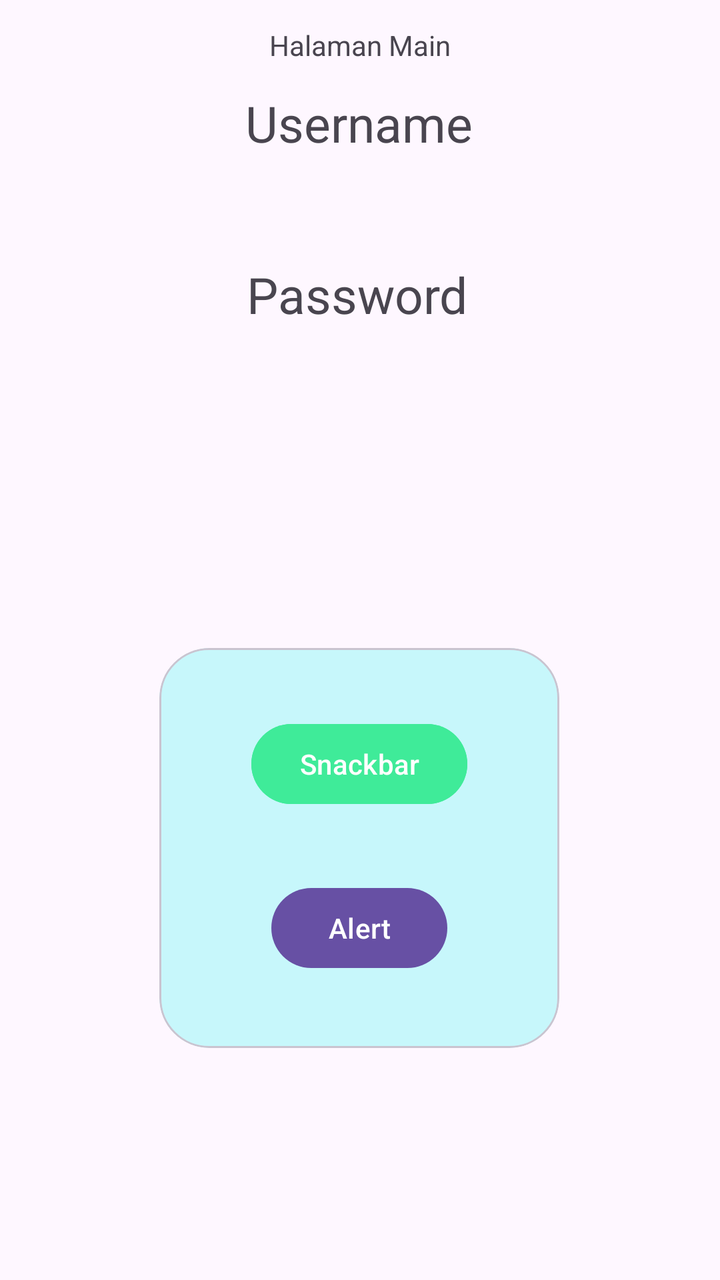
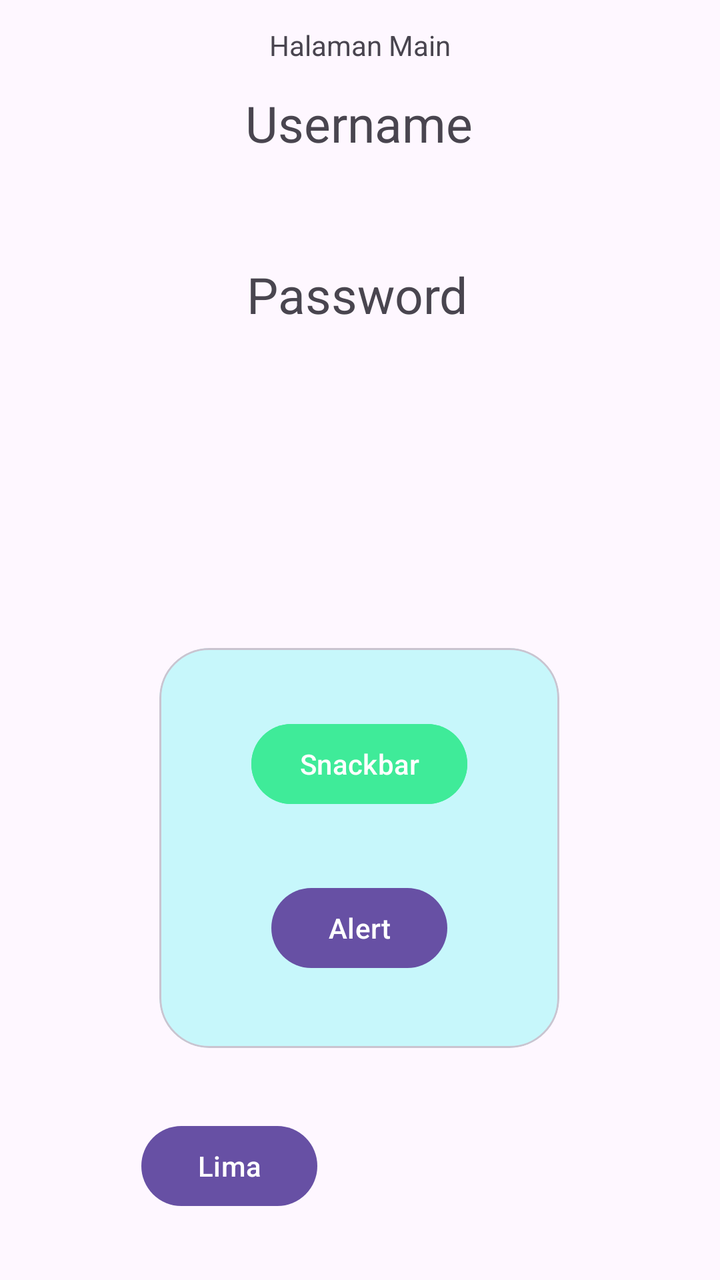

Before-and-after screenshots of an Android layout around one commit, followed by the original layout XML and the change that was made.
<!-- AndroidManifest.xml: application theme Theme.MikhailMuhammadRizq -->
<!-- res/layout/activity_main.xml -->
<?xml version="1.0" encoding="utf-8"?>
<androidx.constraintlayout.widget.ConstraintLayout xmlns:android="http://schemas.android.com/apk/res/android"
    xmlns:app="http://schemas.android.com/apk/res-auto"
    xmlns:tools="http://schemas.android.com/tools"
    android:id="@+id/main"
    android:layout_width="match_parent"
    android:layout_height="match_parent"
    tools:context=".MainActivity">

    <TextView
        android:id="@+id/txtUsername"
        android:layout_width="wrap_content"
        android:layout_height="wrap_content"
        android:layout_marginBottom="52dp"
        android:text="Username"
        android:textSize="25dp"
        app:layout_constraintBottom_toTopOf="@+id/txtPassword"
        app:layout_constraintEnd_toEndOf="parent"
        app:layout_constraintHorizontal_bias="0.498"
        app:layout_constraintStart_toStartOf="parent"
        app:layout_constraintVertical_bias="1.0" />

    <TextView
        android:id="@+id/txtPassword"
        android:layout_width="wrap_content"
        android:layout_height="wrap_content"
        android:layout_marginBottom="160dp"
        android:text="Password"
        android:textSize="25dp"
        app:layout_constraintBottom_toTopOf="@+id/materialCardView"
        app:layout_constraintEnd_toEndOf="parent"
        app:layout_constraintHorizontal_bias="0.494"
        app:layout_constraintStart_toStartOf="parent" />

    <com.google.android.material.card.MaterialCardView
        android:id="@+id/materialCardView"
        android:layout_width="200dp"
        android:layout_height="200dp"
        android:layout_marginBottom="116dp"
        app:layout_constraintBottom_toBottomOf="parent"
        app:layout_constraintEnd_toEndOf="parent"
        app:layout_constraintHorizontal_bias="0.497"
        app:layout_constraintStart_toStartOf="parent"
        app:cardCornerRadius="25dp"
        app:cardBackgroundColor="#C7F7FB"
        >

        <androidx.constraintlayout.widget.ConstraintLayout
            android:layout_width="match_parent"
            android:layout_height="match_parent">

            <Button
                android:id="@+id/btnSnackbar"
                android:layout_width="wrap_content"
                android:layout_height="wrap_content"
                android:text="Snackbar"
                app:layout_constraintBottom_toTopOf="@+id/btnAlert"
                app:layout_constraintEnd_toEndOf="parent"
                app:layout_constraintStart_toStartOf="parent"
                app:layout_constraintTop_toTopOf="parent"
                android:backgroundTint="#3FEB99"/>

            <Button
                android:id="@+id/btnAlert"
                android:layout_width="wrap_content"
                android:layout_height="wrap_content"
                android:layout_marginBottom="36dp"
                android:text="Alert"
                app:layout_constraintBottom_toBottomOf="parent"
                app:layout_constraintEnd_toEndOf="parent"
                app:layout_constraintStart_toStartOf="parent"
                />
        </androidx.constraintlayout.widget.ConstraintLayout>

    </com.google.android.material.card.MaterialCardView>

    <TextView
        android:id="@+id/txtHeader"
        android:layout_width="wrap_content"
        android:layout_height="wrap_content"
        android:text="Halaman Main"

        app:layout_constraintBottom_toTopOf="@+id/txtUsername"
        app:layout_constraintEnd_toEndOf="parent"
        app:layout_constraintStart_toStartOf="parent"
        app:layout_constraintTop_toTopOf="parent" />

</androidx.constraintlayout.widget.ConstraintLayout>
<!-- resources referenced by this layout -->
<resources>
  <style name="Theme.MikhailMuhammadRizq" parent="Base.Theme.MikhailMuhammadRizq" />
  <style name="Base.Theme.MikhailMuhammadRizq" parent="Theme.Material3.DayNight.NoActionBar">
          
          
      </style>
</resources>

<!-- the commit's change to res/layout/activity_main.xml (unified diff, before → after) -->
@@ -85,4 +85,16 @@
         app:layout_constraintStart_toStartOf="parent"
         app:layout_constraintTop_toTopOf="parent" />
 
+    <Button
+        android:id="@+id/btnToLima"
+        android:layout_width="wrap_content"
+        android:layout_height="wrap_content"
+        android:text="Lima"
+        app:layout_constraintBottom_toBottomOf="parent"
+        app:layout_constraintEnd_toEndOf="parent"
+        app:layout_constraintHorizontal_bias="0.26"
+        app:layout_constraintStart_toStartOf="parent"
+        app:layout_constraintTop_toBottomOf="@+id/materialCardView"
+        app:layout_constraintVertical_bias="0.514" />
+
 </androidx.constraintlayout.widget.ConstraintLayout>
